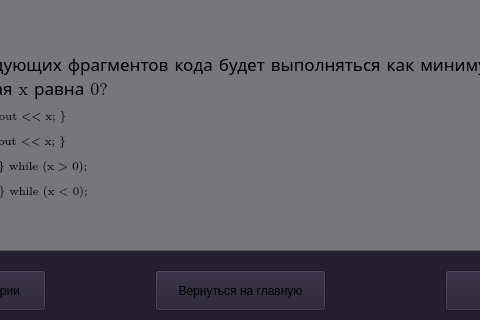
This is kursovaya/client/zadania4.ui in Mixassss/kursovaya_nstu as Qt 5 draws it before an edit; both pictures show x 145 to 625 and y 480 to 800 of the 800 by 800 pixel window. The edited form follows.
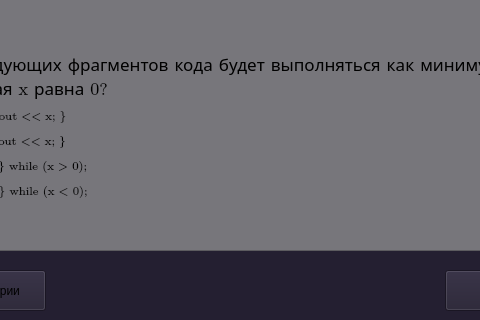
This is the edited form.

The edit to the form file:
```diff
--- a/kursovaya/client/zadania4.ui
+++ b/kursovaya/client/zadania4.ui
@@ -452,19 +452,6 @@
     </property>
    </widget>
   </widget>
-  <widget class="QPushButton" name="pushButton">
-   <property name="geometry">
-    <rect>
-     <x>300</x>
-     <y>750</y>
-     <width>171</width>
-     <height>41</height>
-    </rect>
-   </property>
-   <property name="text">
-    <string>Вернуться на главную</string>
-   </property>
-  </widget>
   <widget class="QPushButton" name="pushButton_3">
    <property name="geometry">
     <rect>
```
